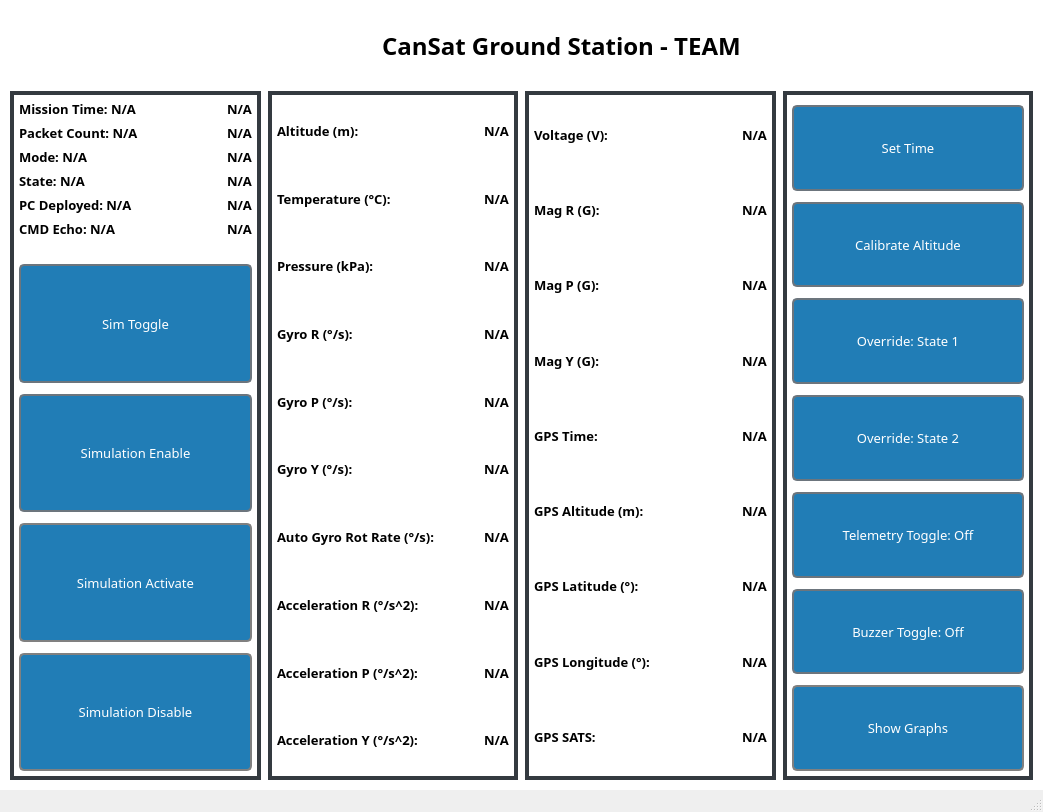
Old version of the form Ground-Station/gui/ground_station.ui in the repository BradyCason/UCI-CanSat-24-25.
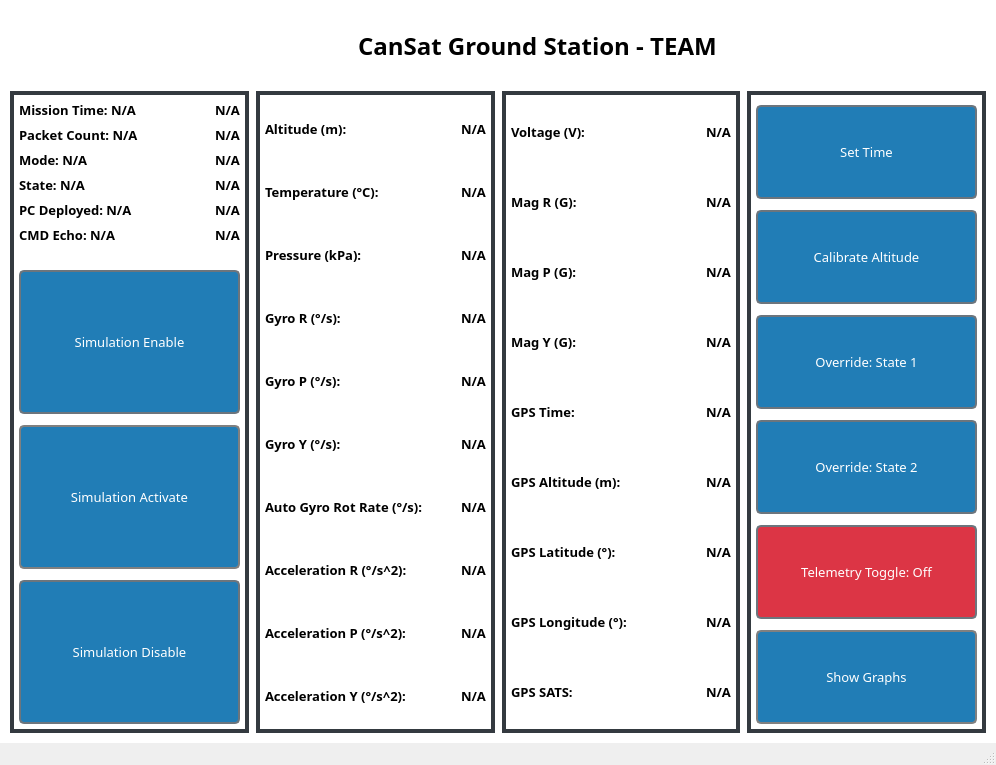
New version of the form.

Commit message: Updated UI, color coded toggle buttons, sim buttons

```diff
--- a/Ground-Station/gui/ground_station.ui
+++ b/Ground-Station/gui/ground_station.ui
@@ -6,8 +6,8 @@
    <rect>
     <x>0</x>
     <y>0</y>
-    <width>1043</width>
-    <height>812</height>
+    <width>996</width>
+    <height>765</height>
    </rect>
   </property>
   <property name="windowTitle">
@@ -171,7 +171,7 @@
         </property>
         <layout class="QGridLayout" name="gridLayout">
          <item row="0" column="0">
-          <layout class="QVBoxLayout" name="simulation_panel" stretch="1,0,1,0,1,0,1,0,1">
+          <layout class="QVBoxLayout" name="simulation_panel" stretch="1,0,1,0,1,0,1">
            <property name="sizeConstraint">
             <enum>QLayout::SetMinimumSize</enum>
            </property>
@@ -408,47 +408,7 @@
             </spacer>
            </item>
            <item>
-            <widget class="QPushButton" name="sim_toggle">
-             <property name="sizePolicy">
-              <sizepolicy hsizetype="Minimum" vsizetype="Minimum">
-               <horstretch>0</horstretch>
-               <verstretch>0</verstretch>
-              </sizepolicy>
-             </property>
-             <property name="font">
-              <font>
-               <family>Sans Serif Collection</family>
-               <pointsize>10</pointsize>
-               <weight>50</weight>
-               <bold>false</bold>
-              </font>
-             </property>
-             <property name="styleSheet">
-              <string notr="true"/>
-             </property>
-             <property name="text">
-              <string>Sim Toggle</string>
-             </property>
-            </widget>
-           </item>
-           <item>
-            <spacer name="verticalSpacer_14">
-             <property name="orientation">
-              <enum>Qt::Vertical</enum>
-             </property>
-             <property name="sizeType">
-              <enum>QSizePolicy::Fixed</enum>
-             </property>
-             <property name="sizeHint" stdset="0">
-              <size>
-               <width>20</width>
-               <height>5</height>
-              </size>
-             </property>
-            </spacer>
-           </item>
-           <item>
-            <widget class="QPushButton" name="sim_enable">
+            <widget class="QPushButton" name="sim_enable_button">
              <property name="sizePolicy">
               <sizepolicy hsizetype="Minimum" vsizetype="Minimum">
                <horstretch>0</horstretch>
@@ -535,10 +495,12 @@
               <font>
                <family>Sans Serif Collection</family>
                <pointsize>10</pointsize>
+               <weight>50</weight>
+               <bold>false</bold>
               </font>
              </property>
              <property name="styleSheet">
-              <string notr="true">border: 2px solid grey;</string>
+              <string notr="true"/>
              </property>
              <property name="text">
               <string>Simulation Disable</string>
@@ -1189,7 +1151,7 @@
        <widget class="QWidget" name="control_container" native="true">
         <layout class="QGridLayout" name="gridLayout_4">
          <item row="0" column="0">
-          <layout class="QVBoxLayout" name="control_panel" stretch="0,1,0,1,0,1,0,1,0,1,0,1,0,1">
+          <layout class="QVBoxLayout" name="control_panel" stretch="0,1,0,1,0,1,0,1,0,1,0,1">
            <item>
             <spacer name="verticalSpacer">
              <property name="orientation">
@@ -1383,53 +1345,13 @@
               </font>
              </property>
              <property name="styleSheet">
-              <string notr="true"/>
+              <string notr="true">QPushButton{background-color: rgba(220, 53, 69, 1);} QPushButton:hover{background-color: rgba(200, 45, 59, 1);}</string>
              </property>
              <property name="text">
               <string>Telemetry Toggle: Off</string>
              </property>
             </widget>
            </item>
-           <item>
-            <spacer name="verticalSpacer_8">
-             <property name="orientation">
-              <enum>Qt::Vertical</enum>
-             </property>
-             <property name="sizeType">
-              <enum>QSizePolicy::Fixed</enum>
-             </property>
-             <property name="sizeHint" stdset="0">
-              <size>
-               <width>20</width>
-               <height>5</height>
-              </size>
-             </property>
-            </spacer>
-           </item>
-           <item>
-            <widget class="QPushButton" name="buzzer_toggle_button">
-             <property name="sizePolicy">
-              <sizepolicy hsizetype="Minimum" vsizetype="Minimum">
-               <horstretch>0</horstretch>
-               <verstretch>0</verstretch>
-              </sizepolicy>
-             </property>
-             <property name="font">
-              <font>
-               <family>Sans Serif Collection</family>
-               <pointsize>10</pointsize>
-               <weight>50</weight>
-               <bold>false</bold>
-              </font>
-             </property>
-             <property name="styleSheet">
-              <string notr="true"/>
-             </property>
-             <property name="text">
-              <string>Buzzer Toggle: Off</string>
-             </property>
-            </widget>
-           </item>
            <item>
             <spacer name="verticalSpacer_9">
              <property name="orientation">
```
Left out of the diff: 8 changed lines with no effect on the pictures. The commit also changes 1 other file.
